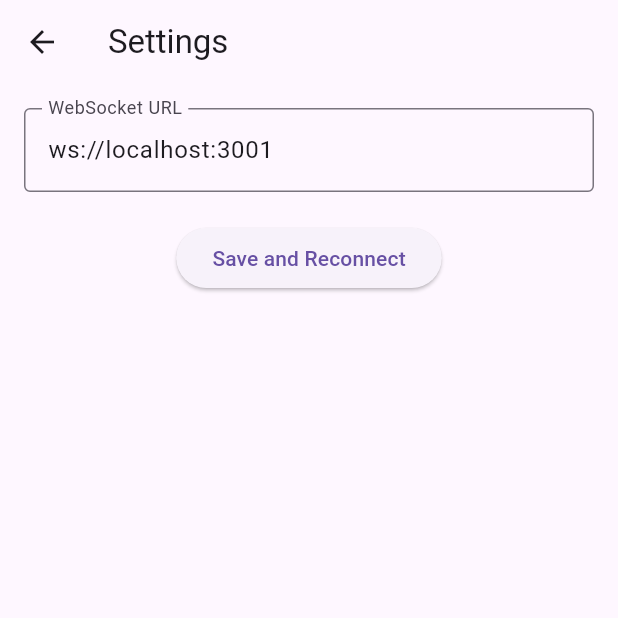
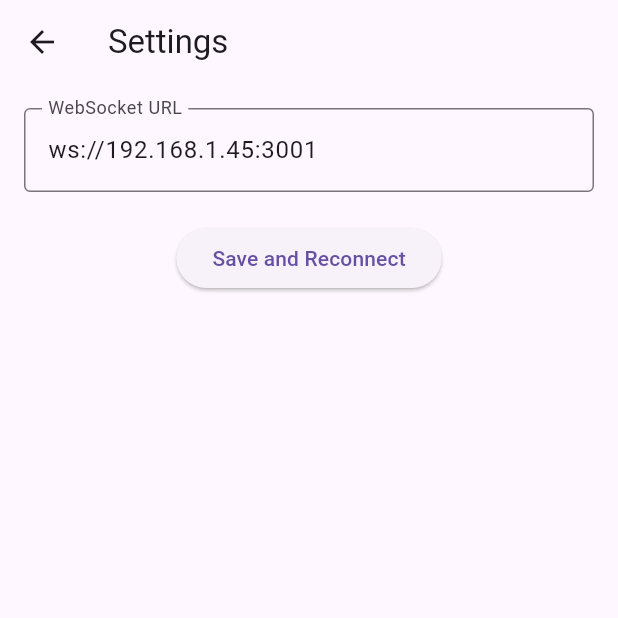
Before and after one commit to ofirbd/smart_garden_water_system, a Flutter app: the SettingsScreen screen opened by its route, on a phone screen of 412 x 824 dp, the top half of it. Run offline on Flutter 3.47's test engine with Material 3 defaults, Android fonts, the phone set to English and light mode, and no system bars; network calls fail.

Commit message:
changed ip address of the Raspberry PI to run the web app in its IP and not localhost

```diff
--- a/02-develop/03-sw/mobile_web_app/lib/main.dart
+++ b/02-develop/03-sw/mobile_web_app/lib/main.dart
@@ -43,7 +43,7 @@ class AppState extends ChangeNotifier {
     ValveState(name: 'Valve 2', isOpen: false),
     ValveState(name: 'Valve 3', isOpen: false),
   ];
-  String _webSocketUrl = 'ws://localhost:3001'; // Default URL
+  String _webSocketUrl = 'ws://192.168.1.45:3001'; // Default URL
   WateringSchedule _schedule = WateringSchedule(enabled: false, programs: []);
 
   String get backendStatus => _backendStatus;
```
